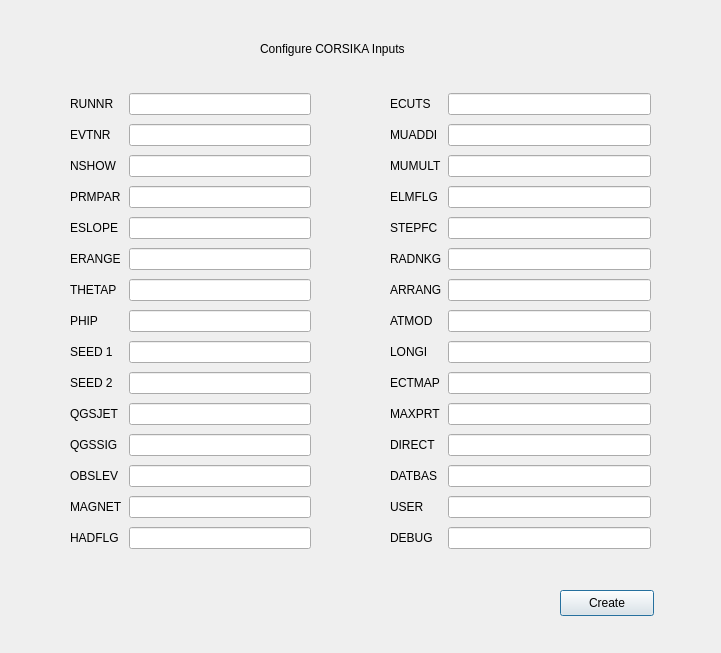
Before: the Qt Designer form corsika_input.ui in aayush4515/EPIC-UI, drawn with Qt 5.
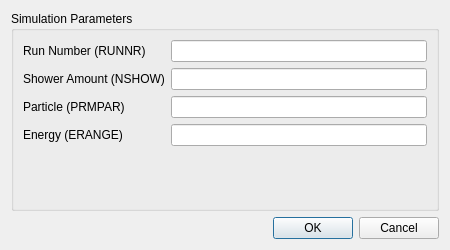
After: the same form once the commit is applied.

Commit message: Added a template input file. Added script to create the input file based off input parameters. Modified corsika_input.cpp and similar files.

What changed in the file:
```diff
--- a/corsika_input.ui
+++ b/corsika_input.ui
@@ -6,363 +6,99 @@
    <rect>
     <x>0</x>
     <y>0</y>
-    <width>721</width>
-    <height>653</height>
+    <width>450</width>
+    <height>250</height>
    </rect>
   </property>
   <property name="windowTitle">
    <string>Dialog</string>
   </property>
-  <widget class="QWidget" name="gridLayoutWidget">
-   <property name="geometry">
-    <rect>
-     <x>70</x>
-     <y>90</y>
-     <width>241</width>
-     <height>476</height>
-    </rect>
-   </property>
-   <layout class="QGridLayout" name="gridLayout">
-    <item row="7" column="0">
-     <widget class="QLabel" name="lblPhip">
-      <property name="text">
-       <string>PHIP</string>
-      </property>
-     </widget>
-    </item>
-    <item row="3" column="0">
-     <widget class="QLabel" name="lblPrmpar">
-      <property name="text">
-       <string>PRMPAR</string>
-      </property>
-     </widget>
-    </item>
-    <item row="12" column="0">
-     <widget class="QLabel" name="lblObslev">
-      <property name="text">
-       <string>OBSLEV</string>
-      </property>
-     </widget>
-    </item>
-    <item row="1" column="0">
-     <widget class="QLabel" name="lblEvtnr">
-      <property name="text">
-       <string>EVTNR</string>
-      </property>
-     </widget>
-    </item>
-    <item row="9" column="0">
-     <widget class="QLabel" name="lblSeed2">
-      <property name="text">
-       <string>SEED 2</string>
-      </property>
-     </widget>
-    </item>
-    <item row="8" column="0">
-     <widget class="QLabel" name="lblSeed1">
-      <property name="text">
-       <string>SEED 1</string>
-      </property>
-     </widget>
-    </item>
-    <item row="2" column="0">
-     <widget class="QLabel" name="lblNshow">
-      <property name="text">
-       <string>NSHOW</string>
-      </property>
-     </widget>
-    </item>
-    <item row="0" column="0">
-     <widget class="QLabel" name="lblRunnr">
-      <property name="text">
-       <string>RUNNR</string>
-      </property>
-     </widget>
-    </item>
-    <item row="6" column="0">
-     <widget class="QLabel" name="lblThetap">
-      <property name="text">
-       <string>THETAP</string>
-      </property>
-     </widget>
-    </item>
-    <item row="5" column="0">
-     <widget class="QLabel" name="lblErange">
-      <property name="text">
-       <string>ERANGE</string>
-      </property>
-     </widget>
-    </item>
-    <item row="10" column="0">
-     <widget class="QLabel" name="lblQgsjet">
-      <property name="text">
-       <string>QGSJET</string>
-      </property>
-     </widget>
-    </item>
-    <item row="11" column="0">
-     <widget class="QLabel" name="lblQgssig">
-      <property name="text">
-       <string>QGSSIG</string>
-      </property>
-     </widget>
-    </item>
-    <item row="13" column="0">
-     <widget class="QLabel" name="lblMagent">
-      <property name="text">
-       <string>MAGNET</string>
-      </property>
-     </widget>
-    </item>
-    <item row="14" column="0">
-     <widget class="QLabel" name="lblHadflg">
-      <property name="text">
-       <string>HADFLG</string>
-      </property>
-     </widget>
-    </item>
-    <item row="0" column="1">
-     <widget class="QLineEdit" name="lineRunnr"/>
-    </item>
-    <item row="4" column="0">
-     <widget class="QLabel" name="lblEslope">
-      <property name="text">
-       <string>ESLOPE</string>
-      </property>
-     </widget>
-    </item>
-    <item row="1" column="1">
-     <widget class="QLineEdit" name="lineEvtnr"/>
-    </item>
-    <item row="2" column="1">
-     <widget class="QLineEdit" name="lineNshow"/>
-    </item>
-    <item row="3" column="1">
-     <widget class="QLineEdit" name="linePrmpar"/>
-    </item>
-    <item row="4" column="1">
-     <widget class="QLineEdit" name="lineEslope"/>
-    </item>
-    <item row="5" column="1">
-     <widget class="QLineEdit" name="lineErange"/>
-    </item>
-    <item row="6" column="1">
-     <widget class="QLineEdit" name="lineThetap"/>
-    </item>
-    <item row="7" column="1">
-     <widget class="QLineEdit" name="linePhip"/>
-    </item>
-    <item row="8" column="1">
-     <widget class="QLineEdit" name="lineSeed1"/>
-    </item>
-    <item row="9" column="1">
-     <widget class="QLineEdit" name="lineSeed2"/>
-    </item>
-    <item row="10" column="1">
-     <widget class="QLineEdit" name="lineQgsjet"/>
-    </item>
-    <item row="11" column="1">
-     <widget class="QLineEdit" name="lineQgssig"/>
-    </item>
-    <item row="12" column="1">
-     <widget class="QLineEdit" name="lineObslev"/>
-    </item>
-    <item row="13" column="1">
-     <widget class="QLineEdit" name="lineMagnet"/>
-    </item>
-    <item row="14" column="1">
-     <widget class="QLineEdit" name="lineHadflg"/>
-    </item>
-   </layout>
-  </widget>
-  <widget class="QWidget" name="gridLayoutWidget_2">
-   <property name="geometry">
-    <rect>
-     <x>390</x>
-     <y>90</y>
-     <width>261</width>
-     <height>476</height>
-    </rect>
-   </property>
-   <layout class="QGridLayout" name="gridLayout_2">
-    <item row="12" column="0">
-     <widget class="QLabel" name="lblDatbas">
-      <property name="text">
-       <string>DATBAS</string>
-      </property>
-     </widget>
-    </item>
-    <item row="11" column="0">
-     <widget class="QLabel" name="lblDirect">
-      <property name="text">
-       <string>DIRECT</string>
-      </property>
-     </widget>
-    </item>
-    <item row="13" column="0">
-     <widget class="QLabel" name="lblUser">
-      <property name="text">
-       <string>USER</string>
-      </property>
-     </widget>
-    </item>
-    <item row="10" column="0">
-     <widget class="QLabel" name="lblMaxprt">
-      <property name="text">
-       <string>MAXPRT</string>
-      </property>
-     </widget>
-    </item>
-    <item row="14" column="0">
-     <widget class="QLabel" name="lblDebug">
-      <property name="text">
-       <string>DEBUG</string>
-      </property>
-     </widget>
-    </item>
-    <item row="7" column="0">
-     <widget class="QLabel" name="lblAtmod">
-      <property name="text">
-       <string>ATMOD</string>
-      </property>
-     </widget>
-    </item>
-    <item row="6" column="0">
-     <widget class="QLabel" name="lblArrang">
-      <property name="text">
-       <string>ARRANG</string>
-      </property>
-     </widget>
-    </item>
-    <item row="4" column="0">
-     <widget class="QLabel" name="lblStepfc">
-      <property name="text">
-       <string>STEPFC</string>
-      </property>
-     </widget>
-    </item>
-    <item row="5" column="0">
-     <widget class="QLabel" name="lblRadnkg">
-      <property name="text">
-       <string>RADNKG</string>
-      </property>
-     </widget>
-    </item>
-    <item row="0" column="0">
-     <widget class="QLabel" name="lblEcuts">
-      <property name="text">
-       <string>ECUTS</string>
-      </property>
-     </widget>
-    </item>
-    <item row="9" column="0">
-     <widget class="QLabel" name="lblEctmap">
-      <property name="text">
-       <string>ECTMAP</string>
-      </property>
-     </widget>
-    </item>
-    <item row="3" column="0">
-     <widget class="QLabel" name="lblElmflg">
-      <property name="text">
-       <string>ELMFLG</string>
-      </property>
-     </widget>
-    </item>
-    <item row="2" column="0">
-     <widget class="QLabel" name="lblMumult">
-      <property name="text">
-       <string>MUMULT</string>
-      </property>
-     </widget>
-    </item>
-    <item row="8" column="0">
-     <widget class="QLabel" name="lblLongi">
-      <property name="text">
-       <string>LONGI</string>
-      </property>
-     </widget>
-    </item>
-    <item row="1" column="0">
-     <widget class="QLabel" name="lblMuaddi">
-      <property name="text">
-       <string>MUADDI</string>
-      </property>
-     </widget>
-    </item>
-    <item row="0" column="1">
-     <widget class="QLineEdit" name="lineEcuts"/>
-    </item>
-    <item row="1" column="1">
-     <widget class="QLineEdit" name="lineMuaddi"/>
-    </item>
-    <item row="2" column="1">
-     <widget class="QLineEdit" name="lineMumult"/>
-    </item>
-    <item row="3" column="1">
-     <widget class="QLineEdit" name="lineElmflg"/>
-    </item>
-    <item row="4" column="1">
-     <widget class="QLineEdit" name="lineStepfc"/>
-    </item>
-    <item row="5" column="1">
-     <widget class="QLineEdit" name="lineRadnkg"/>
-    </item>
-    <item row="6" column="1">
-     <widget class="QLineEdit" name="lineArrang"/>
-    </item>
-    <item row="7" column="1">
-     <widget class="QLineEdit" name="lineAtmod"/>
-    </item>
-    <item row="8" column="1">
-     <widget class="QLineEdit" name="lineLongi"/>
-    </item>
-    <item row="9" column="1">
-     <widget class="QLineEdit" name="lineEctmap"/>
-    </item>
-    <item row="10" column="1">
-     <widget class="QLineEdit" name="lineMaxprt"/>
-    </item>
-    <item row="11" column="1">
-     <widget class="QLineEdit" name="lineDirect"/>
-    </item>
-    <item row="12" column="1">
-     <widget class="QLineEdit" name="lineDatbas"/>
-    </item>
-    <item row="13" column="1">
-     <widget class="QLineEdit" name="lineUser"/>
-    </item>
-    <item row="14" column="1">
-     <widget class="QLineEdit" name="lineDebug"/>
-    </item>
-   </layout>
-  </widget>
-  <widget class="QLabel" name="label_31">
-   <property name="geometry">
-    <rect>
-     <x>260</x>
-     <y>40</y>
-     <width>181</width>
-     <height>18</height>
-    </rect>
-   </property>
-   <property name="text">
-    <string>Configure CORSIKA Inputs</string>
-   </property>
-  </widget>
-  <widget class="QPushButton" name="pushButton">
-   <property name="geometry">
-    <rect>
-     <x>560</x>
-     <y>590</y>
-     <width>94</width>
-     <height>26</height>
-    </rect>
-   </property>
-   <property name="text">
-    <string>Create</string>
-   </property>
-  </widget>
+  <layout class="QVBoxLayout" name="verticalLayout">
+   <item>
+    <widget class="QGroupBox" name="groupBox">
+     <property name="title">
+      <string>Simulation Parameters</string>
+     </property>
+     <layout class="QFormLayout" name="formLayout">
+      <item row="0" column="0">
+       <widget class="QLabel" name="lblRunnr">
+        <property name="text">
+         <string>Run Number (RUNNR)</string>
+        </property>
+        <property name="toolTip">
+         <string>This is how we tell the difference between which shower is which (ie. DAT000001 is hydrogen)</string>
+        </property>
+       </widget>
+      </item>
+      <item row="0" column="1">
+       <widget class="QLineEdit" name="lineRunnr">
+        <property name="toolTip">
+         <string>This is how we tell the difference between which shower is which (ie. DAT000001 is hydrogen)</string>
+        </property>
+       </widget>
+      </item>
+      <item row="1" column="0">
+       <widget class="QLabel" name="lblNshow">
+        <property name="text">
+         <string>Shower Amount (NSHOW)</string>
+        </property>
+        <property name="toolTip">
+         <string>This is how many showers we wish to run in the simulation</string>
+        </property>
+       </widget>
+      </item>
+      <item row="1" column="1">
+       <widget class="QLineEdit" name="lineNshow">
+        <property name="toolTip">
+         <string>This is how many showers we wish to run in the simulation</string>
+        </property>
+       </widget>
+      </item>
+      <item row="2" column="0">
+       <widget class="QLabel" name="lblPrmpar">
+        <property name="text">
+         <string>Particle (PRMPAR)</string>
+        </property>
+        <property name="toolTip">
+         <string>This is an integer that correlates with a certain particle isotope</string>
+        </property>
+       </widget>
+      </item>
+      <item row="2" column="1">
+       <widget class="QLineEdit" name="linePrmpar">
+        <property name="toolTip">
+         <string>This is an integer that correlates with a certain particle isotope</string>
+        </property>
+       </widget>
+      </item>
+      <item row="3" column="0">
+       <widget class="QLabel" name="lblErange">
+        <property name="text">
+         <string>Energy (ERANGE)</string>
+        </property>
+        <property name="toolTip">
+         <string>This is how much energy the incoming particle has</string>
+        </property>
+       </widget>
+      </item>
+      <item row="3" column="1">
+       <widget class="QLineEdit" name="lineErange">
+        <property name="toolTip">
+         <string>This is how much energy the incoming particle has</string>
+        </property>
+       </widget>
+      </item>
+     </layout>
+    </widget>
+   </item>
+   <item>
+    <widget class="QDialogButtonBox" name="buttonBox">
+     <property name="standardButtons">
+      <set>QDialogButtonBox::Ok|QDialogButtonBox::Cancel</set>
+     </property>
+    </widget>
+   </item>
+  </layout>
  </widget>
  <resources/>
  <connections/>
```
Left out of the diff: 2 changed lines with no effect on the pictures. The commit also changes 5 other files.
